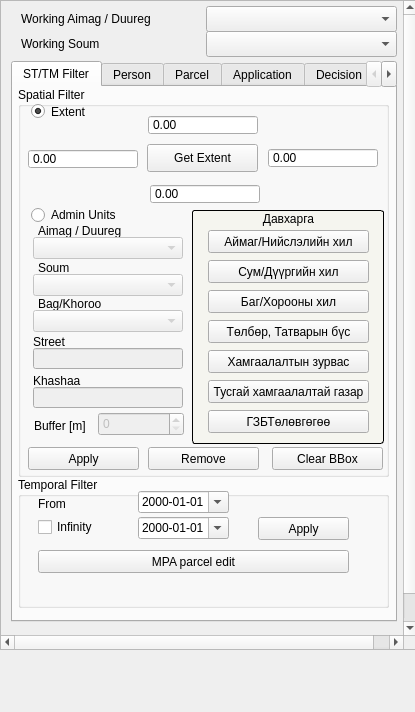
teamlm2/lm2_mgis, file view/NavigatorWidget.ui: the form before one commit.
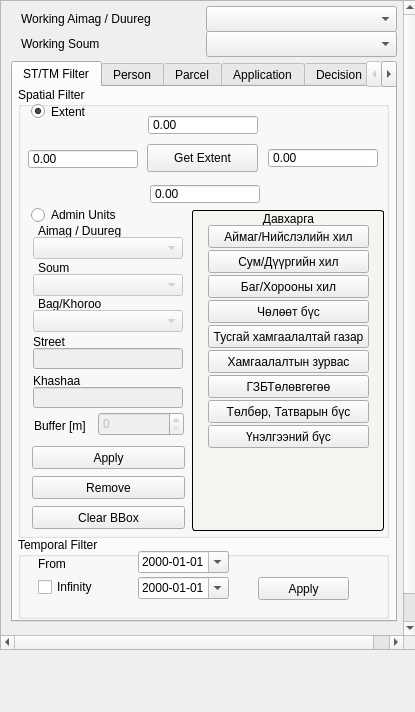
The form after the commit.

Diff of the .ui file:
```diff
--- a/view/NavigatorWidget.ui
+++ b/view/NavigatorWidget.ui
@@ -108,7 +108,7 @@
           <x>5</x>
           <y>0</y>
           <width>371</width>
-          <height>390</height>
+          <height>451</height>
          </rect>
         </property>
         <property name="title">
@@ -130,9 +130,9 @@
         <widget class="QPushButton" name="apply_button">
          <property name="geometry">
           <rect>
-           <x>10</x>
-           <y>360</y>
-           <width>111</width>
+           <x>14</x>
+           <y>359</y>
+           <width>153</width>
            <height>23</height>
           </rect>
          </property>
@@ -143,9 +143,9 @@
         <widget class="QPushButton" name="clear_b_box_button">
          <property name="geometry">
           <rect>
-           <x>254</x>
-           <y>360</y>
-           <width>111</width>
+           <x>14</x>
+           <y>419</y>
+           <width>153</width>
            <height>23</height>
           </rect>
          </property>
@@ -208,9 +208,9 @@
         <widget class="QPushButton" name="remove_button">
          <property name="geometry">
           <rect>
-           <x>130</x>
-           <y>360</y>
-           <width>111</width>
+           <x>14</x>
+           <y>389</y>
+           <width>153</width>
            <height>23</height>
           </rect>
          </property>
@@ -469,7 +469,7 @@
            <x>174</x>
            <y>123</y>
            <width>192</width>
-           <height>234</height>
+           <height>321</height>
           </rect>
          </property>
          <property name="font">
@@ -494,7 +494,7 @@
           <property name="geometry">
            <rect>
             <x>16</x>
-            <y>80</y>
+            <y>65</y>
             <width>161</width>
             <height>23</height>
            </rect>
@@ -507,7 +507,7 @@
           <property name="geometry">
            <rect>
             <x>16</x>
-            <y>200</y>
+            <y>165</y>
             <width>161</width>
             <height>23</height>
            </rect>
@@ -523,7 +523,7 @@
           <property name="geometry">
            <rect>
             <x>16</x>
-            <y>110</y>
+            <y>190</y>
             <width>161</width>
             <height>23</height>
            </rect>
@@ -536,7 +536,7 @@
           <property name="geometry">
            <rect>
             <x>16</x>
-            <y>50</y>
+            <y>40</y>
             <width>161</width>
             <height>23</height>
            </rect>
@@ -549,7 +549,7 @@
           <property name="geometry">
            <rect>
             <x>16</x>
-            <y>170</y>
+            <y>115</y>
             <width>161</width>
             <height>23</height>
            </rect>
@@ -575,7 +575,7 @@
           <property name="geometry">
            <rect>
             <x>16</x>
-            <y>20</y>
+            <y>15</y>
             <width>161</width>
             <height>23</height>
            </rect>
@@ -584,15 +584,41 @@
            <string>Аймаг/Нийслэлийн хил</string>
           </property>
          </widget>
+         <widget class="QPushButton" name="free_zone_button">
+          <property name="geometry">
+           <rect>
+            <x>16</x>
+            <y>90</y>
+            <width>161</width>
+            <height>23</height>
+           </rect>
+          </property>
+          <property name="text">
+           <string>Чөлөөт бүс</string>
+          </property>
+         </widget>
+         <widget class="QPushButton" name="valuation_zone_button">
+          <property name="geometry">
+           <rect>
+            <x>16</x>
+            <y>215</y>
+            <width>161</width>
+            <height>23</height>
+           </rect>
+          </property>
+          <property name="text">
+           <string>Үнэлгээний бүс</string>
+          </property>
+         </widget>
         </widget>
        </widget>
        <widget class="QGroupBox" name="groupBox_6">
         <property name="geometry">
          <rect>
           <x>5</x>
-          <y>390</y>
+          <y>450</y>
           <width>371</width>
-          <height>131</height>
+          <height>82</height>
          </rect>
         </property>
         <property name="title">
@@ -669,19 +695,6 @@
           <string>From</string>
          </property>
         </widget>
-        <widget class="QPushButton" name="mpa_edit_dialog_button">
-         <property name="geometry">
-          <rect>
-           <x>20</x>
-           <y>73</y>
-           <width>311</width>
-           <height>23</height>
-          </rect>
-         </property>
-         <property name="text">
-          <string>MPA parcel edit</string>
-         </property>
-        </widget>
        </widget>
       </widget>
       <widget class="QWidget" name="person_tab">
```
